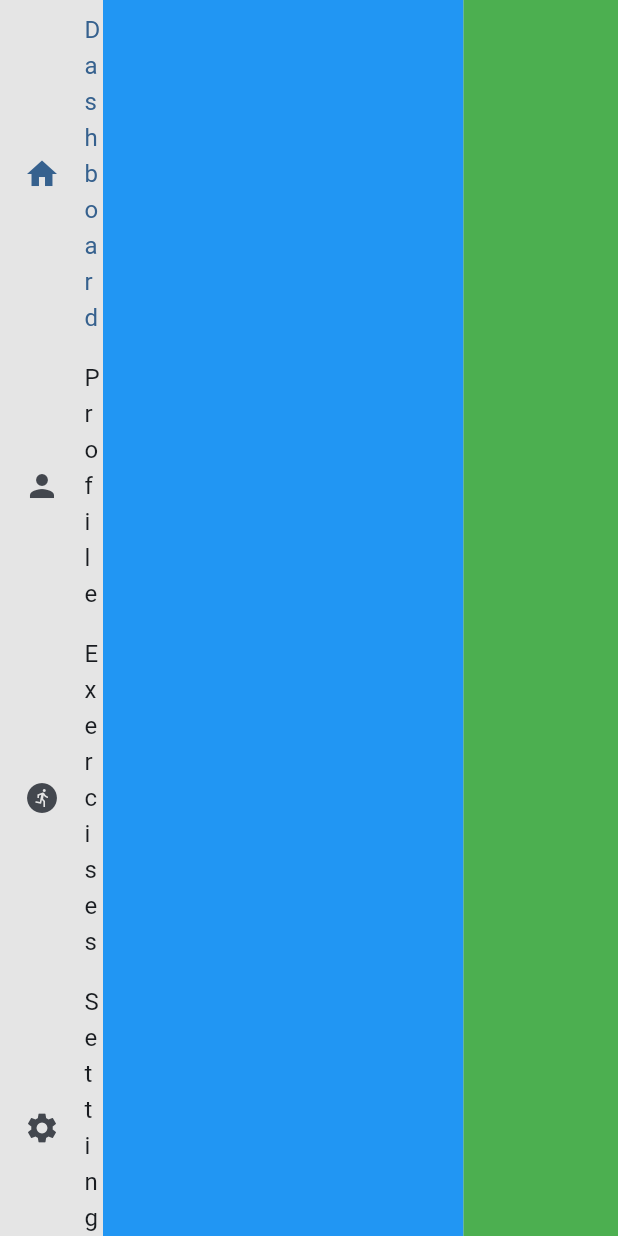
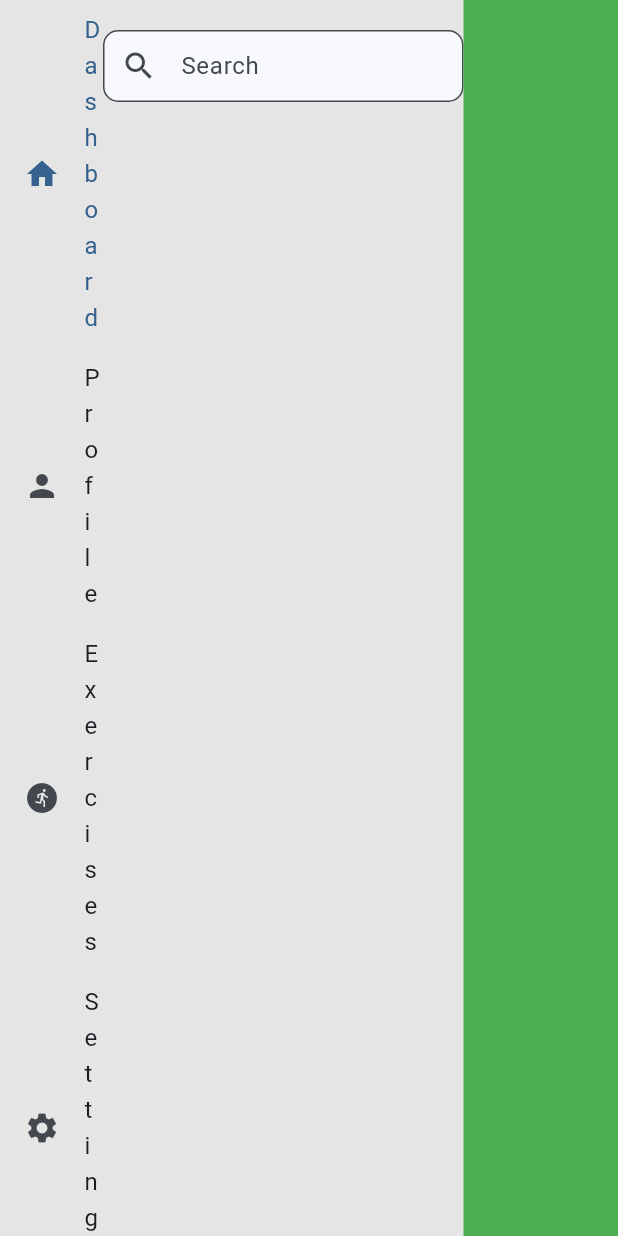
Before and after one commit to ygorhora/flutter-dashboard, a Flutter app: the screen it shows after launch, on a phone screen of 412 x 824 dp. Run offline on Flutter 3.47's test engine with Material 3 defaults, Android fonts, the phone set to English and light mode, and no system bars.

Commit message:
create a dashboard widget

```diff
--- a/lib/screens/main_screen.dart
+++ b/lib/screens/main_screen.dart
@@ -1,4 +1,5 @@
 import 'package:flutter/material.dart';
+import 'package:flutter_dashboard/widgets/dashboard_widget.dart';
 import 'package:flutter_dashboard/widgets/side_menu_widget.dart';
 
 class MainScreen extends StatelessWidget {
@@ -10,7 +11,7 @@ class MainScreen extends StatelessWidget {
       body: SafeArea(
         child: Row(
           children: [
-            Expanded(
+            const Expanded(
               flex: 2,
               child: SizedBox(
                 child: SideMenuWidget(),
@@ -18,9 +19,7 @@ class MainScreen extends StatelessWidget {
             ),
             Expanded(
               flex: 7,
-              child: Container(
-                color: Colors.blue,
-              ),
+              child: DashboardWidget(),
             ),
             Expanded(
               flex: 3,
--- /dev/null
+++ b/lib/widgets/dashboard_widget.dart
@@ -0,0 +1,16 @@
+import 'package:flutter/material.dart';
+import 'package:flutter_dashboard/widgets/header_widget.dart';
+
+class DashboardWidget extends StatelessWidget {
+  const DashboardWidget({Key? key}) : super(key: key);
+
+  @override
+  Widget build(BuildContext context) {
+    return const Column(
+      children: [
+        SizedBox(height: 20),
+        HeaderWidget(),
+      ],
+    );
+  }
+}
```
